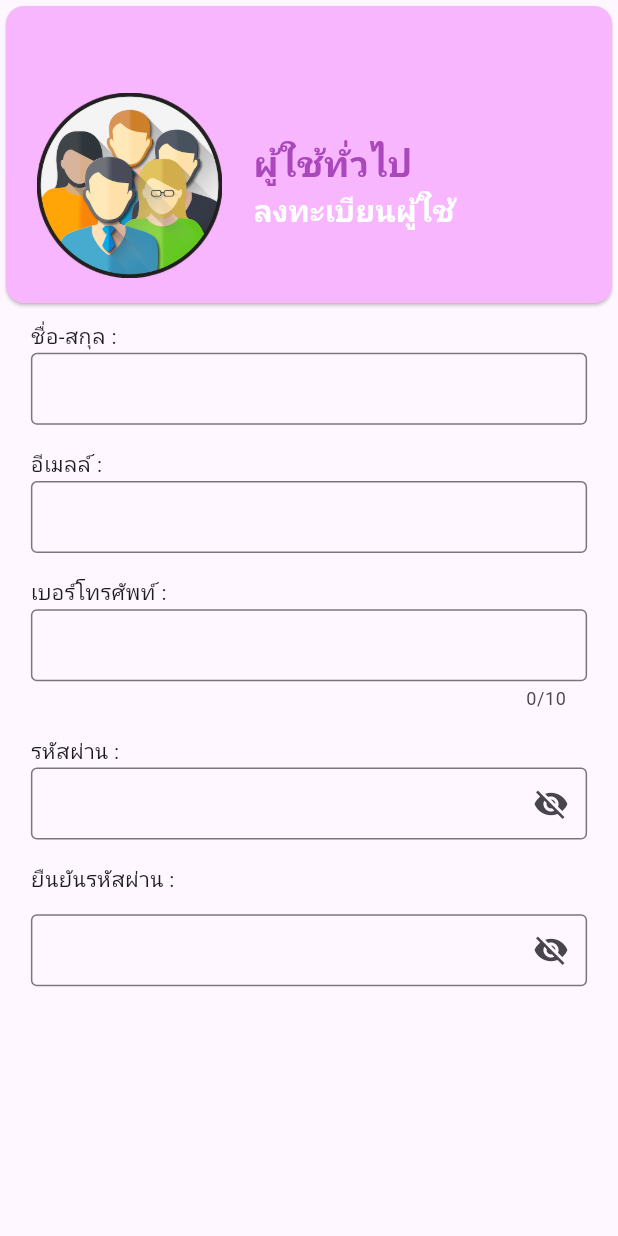
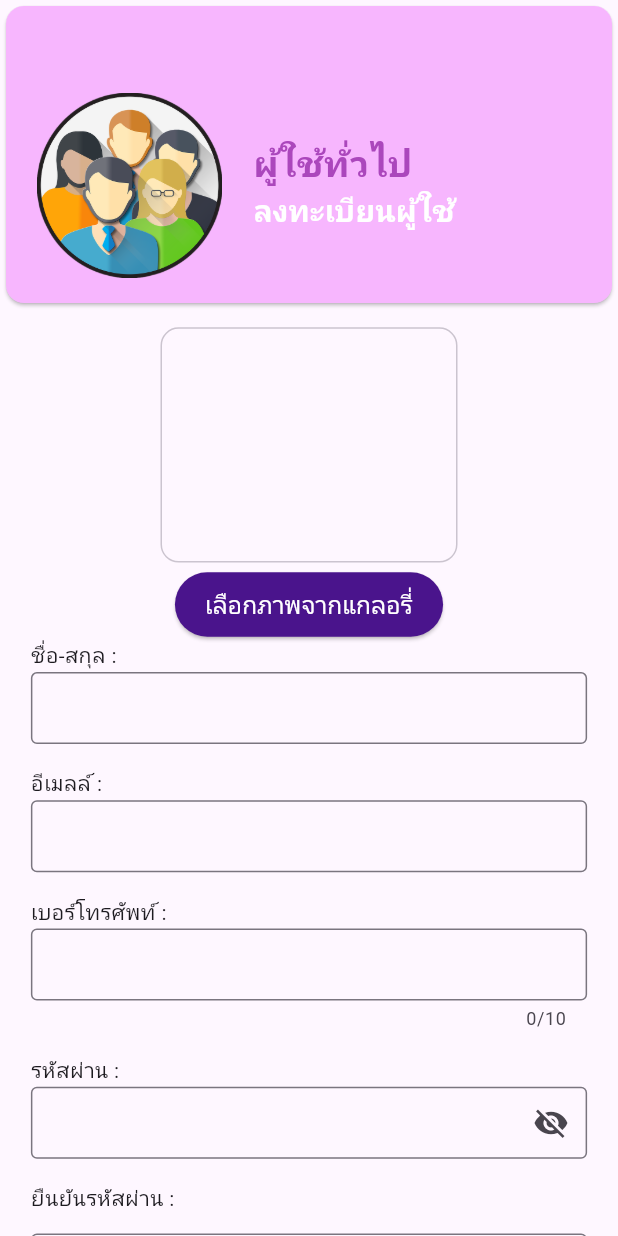
Before and after one commit to evenatthaphan/minopro_mobile_2, a Flutter app: the RegirterPage screen opened directly, on a phone screen of 412 x 824 dp. Run offline on Flutter 3.47's test engine with Material 3 defaults, Android fonts, the phone set to English and light mode, and no system bars.

Commit message:
eve update

```diff
--- a/lib/page/user/register_user.dart
+++ b/lib/page/user/register_user.dart
@@ -72,9 +72,40 @@ class _RegirterPageState extends State<RegirterPage> {
             ),
           ),
           Padding(
-              padding: EdgeInsets.only(top: screenSize.height * 0.26,
-              left: screenSize.width*0.05, right: screenSize.width*0.05),
+              padding: EdgeInsets.only(
+                  top: screenSize.height * 0.26,
+                  left: screenSize.width * 0.05,
+                  right: screenSize.width * 0.05),
               child: Column(
+                children: [
+                  Column(
+                    crossAxisAlignment: CrossAxisAlignment.center,
+                    children: [
+                      SizedBox(
+                          width:
+                              screenSize.width * 0.5, // ขยายความกว้างของ Card
+                          height:
+                              screenSize.height * 0.2, // ขยายความสูงของ Card
+                          child: Card.outlined()),
+                      ElevatedButton(
+                        onPressed: choosePhotos,
+                        style: ElevatedButton.styleFrom(
+                          backgroundColor:
+                              Colors.purple[900], // Background color
+                          padding: EdgeInsets.symmetric(
+                              horizontal: 20, vertical: 10),
+                          shape: RoundedRectangleBorder(
+                            borderRadius: BorderRadius.circular(30),
+                          ),
+                        ),
+                        child: const Text(
+                          'เลือกภาพจากแกลอรี่',
+                          style: TextStyle(fontSize: 16, color: Colors.white),
+                        ),
+                      ),
+                    ],
+                  ),
+                  Column(
                     mainAxisAlignment: MainAxisAlignment.center,
                     crossAxisAlignment: CrossAxisAlignment.start,
                     children: [
@@ -87,8 +118,8 @@ class _RegirterPageState extends State<RegirterPage> {
                               width: 1,
                             ),
                           ),
-                      contentPadding:
-                          EdgeInsets.symmetric(vertical: 10, horizontal: 10),
+                          contentPadding: EdgeInsets.symmetric(
+                              vertical: 10, horizontal: 10),
                           focusedBorder: OutlineInputBorder(
                             borderSide: BorderSide(
                                 color: Color.fromARGB(255, 247, 182, 254),
@@ -108,8 +139,8 @@ class _RegirterPageState extends State<RegirterPage> {
                               width: 1,
                             ),
                           ),
-                      contentPadding:
-                          EdgeInsets.symmetric(vertical: 10, horizontal: 10),
+                          contentPadding: EdgeInsets.symmetric(
+                              vertical: 10, horizontal: 10),
                           focusedBorder: OutlineInputBorder(
                             borderSide: BorderSide(
                                 color: Color.fromARGB(255, 247, 182, 254),
@@ -130,8 +161,8 @@ class _RegirterPageState extends State<RegirterPage> {
                               width: 1,
                             ),
                           ),
-                      contentPadding:
-                          EdgeInsets.symmetric(vertical: 10, horizontal: 10),
+                          contentPadding: EdgeInsets.symmetric(
+                              vertical: 10, horizontal: 10),
                           focusedBorder: OutlineInputBorder(
                             borderSide: BorderSide(
                                 color: Color.fromARGB(255, 247, 182, 254),
@@ -211,6 +242,8 @@ class _RegirterPageState extends State<RegirterPage> {
                         ),
                       ),
                     ],
+                  ),
+                ],
               ))
         ],
       ),
@@ -220,4 +253,6 @@ class _RegirterPageState extends State<RegirterPage> {
   void registeruser() {}
 
   void registerrider() {}
+
+  void choosePhotos() {}
 }
```
Lines whose indentation alone changed are shown as unchanged.
